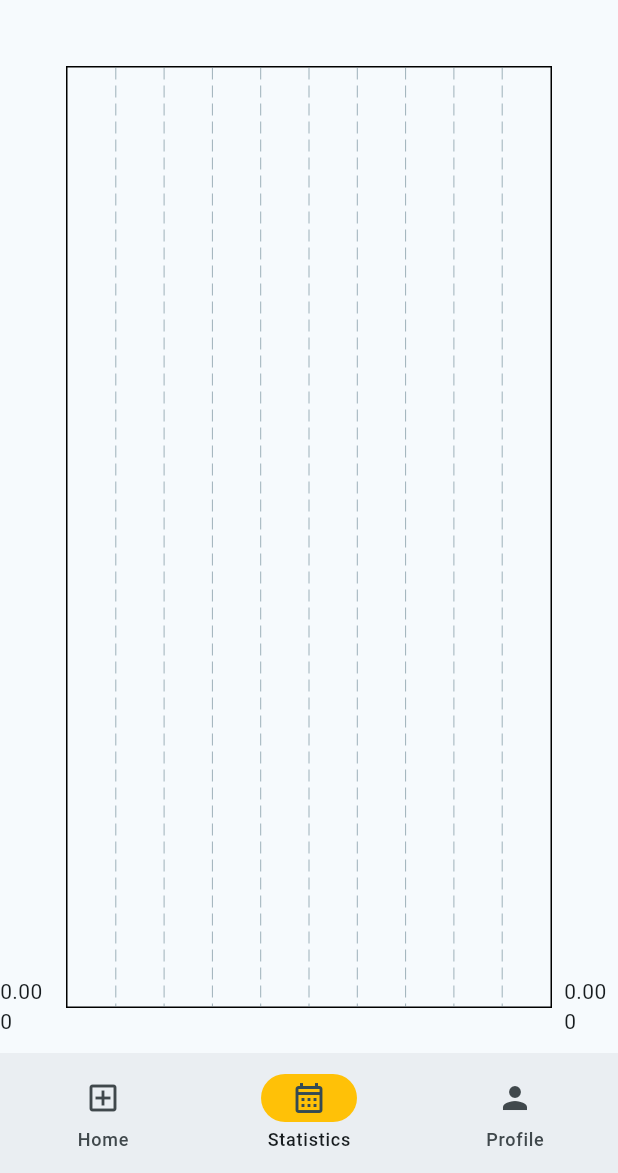
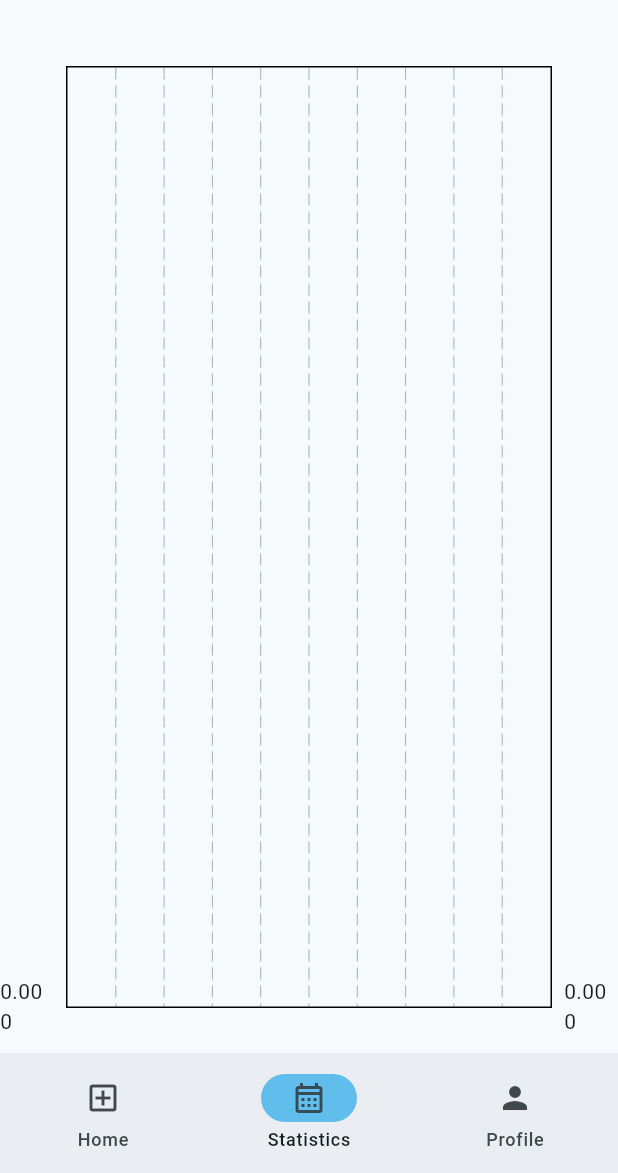
Before and after one commit to edoardop13/myquitbuddy, a Flutter app: the HomePage screen opened directly, swiped to page 2, on a phone screen of 412 x 824 dp, the part 63-1236 px from its top. Run offline on Flutter 3.47's test engine with Material 3 defaults, Android fonts, the light colour scheme and no system bars; drawn by our look-alikes of fl_chart; our stand-ins replace babstrap_settings_screen, dio, flutter_secure_storage, jwt_decoder, percent_indicator; missing offline and left inert: dio_cache_interceptor; accounts and stored records are empty.

Commit message:
Minor changes

```diff
--- a/lib/screens/home/homePage.dart
+++ b/lib/screens/home/homePage.dart
@@ -27,7 +27,7 @@ class HomePageState extends State<HomePage> {
             selectedIndex = index;
           });
         },
-        indicatorColor: Colors.amber,
+        indicatorColor: Color.fromARGB(255, 97, 189, 235),
         selectedIndex: selectedIndex,
         destinations: const <Widget>[
           NavigationDestination(
```
Also changed, not shown: pubspec.lock.
